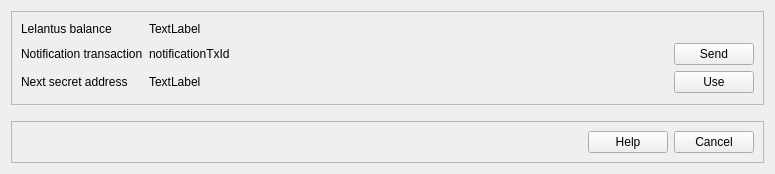
firoorg/firo, file src/qt/forms/sendtopcodedialog.ui: the form before one commit.
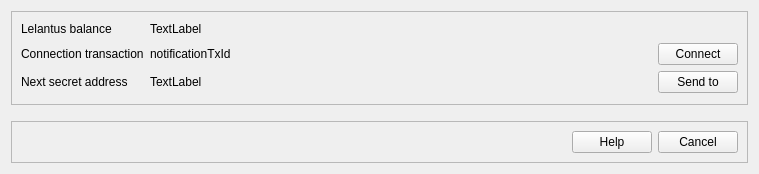
The form after the commit. Icons and pictures are not drawn.

Commit message: Minor GUI: balance display, first time message

```diff
--- a/src/qt/forms/sendtopcodedialog.ui
+++ b/src/qt/forms/sendtopcodedialog.ui
@@ -6,7 +6,7 @@
    <rect>
     <x>0</x>
     <y>0</y>
-    <width>775</width>
+    <width>759</width>
     <height>174</height>
    </rect>
   </property>
@@ -50,7 +50,7 @@
            <string>Requires a notification tx to be confirmed</string>
           </property>
           <property name="text">
-           <string>Use</string>
+           <string>Send to</string>
           </property>
          </widget>
         </item>
@@ -64,7 +64,7 @@
         <item row="3" column="0">
          <widget class="QLabel" name="notificationTxStatic">
           <property name="text">
-           <string>Notification transaction</string>
+           <string>Connection transaction</string>
           </property>
          </widget>
         </item>
@@ -91,7 +91,7 @@
         <item row="3" column="2">
          <widget class="QPushButton" name="sendButton">
           <property name="text">
-           <string>Send</string>
+           <string>Connect</string>
           </property>
          </widget>
         </item>
```
The commit also changes 4 other files.
